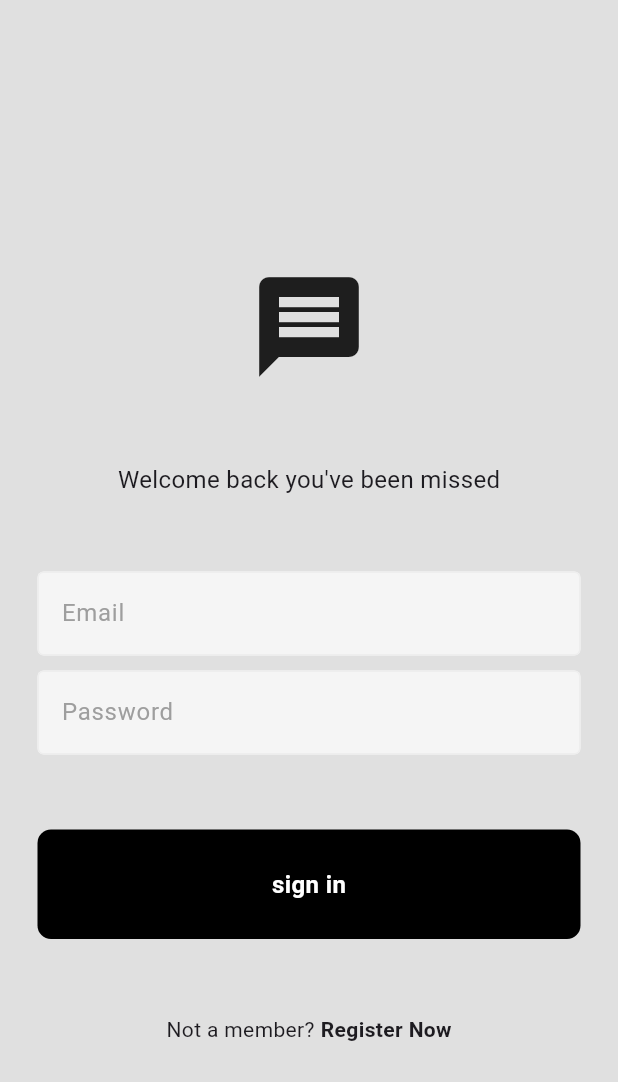
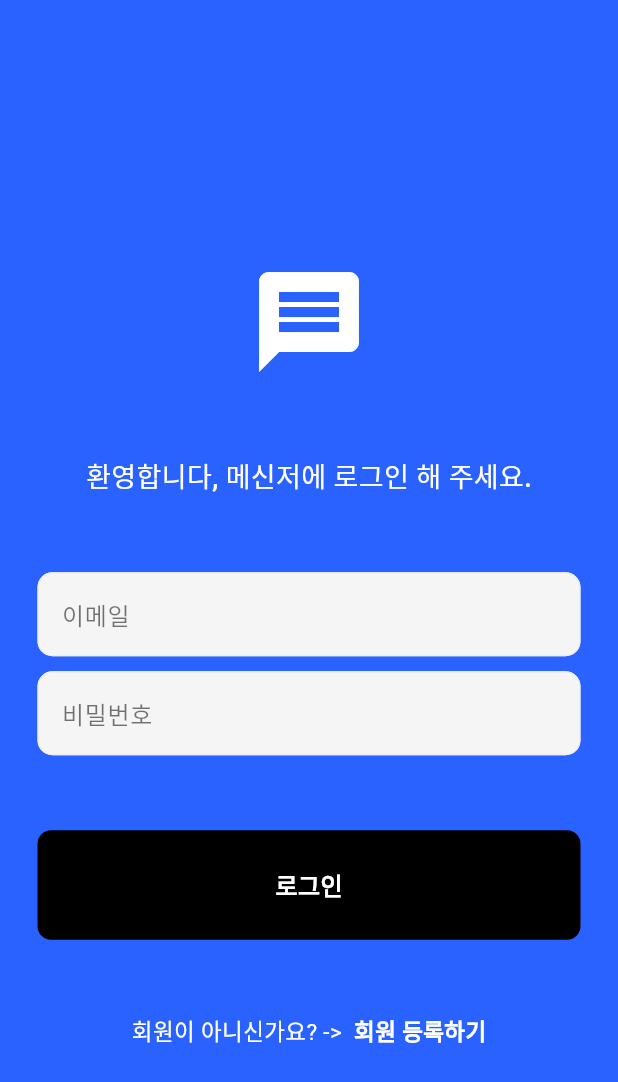
Before and after one commit to tjdwns4712/flutterchatapp, a Flutter app: the screen it shows after launch, on a phone screen of 412 x 824 dp. Shown: the top 1082 px of the screen. Run offline on Flutter 3.47's test engine with Material 3 defaults, Android fonts, the phone set to English and light mode, and no system bars; our stand-ins replace cloud_firestore, firebase_auth, firebase_core; accounts and stored records are empty.

Commit message:
2023_02_16_1

```diff
--- a/lib/components/my_text_field.dart
+++ b/lib/components/my_text_field.dart
@@ -22,15 +22,17 @@ class MyTextField extends StatelessWidget {
       decoration: InputDecoration(
         enabledBorder: OutlineInputBorder(
           borderSide: BorderSide(color: Colors.grey.shade200),
+          borderRadius: BorderRadius.circular(10),
         ),
-        focusedBorder: const OutlineInputBorder(
-          borderSide: BorderSide(color: Colors.grey),
-          //포커스를 받을 때 테두리 색
+        focusedBorder: OutlineInputBorder(
+          borderSide: const BorderSide(color: Colors.grey),
+          borderRadius: BorderRadius.circular(10),
+          //포커스를 받을 때
         ),
         fillColor: Colors.grey.shade100,
         filled: true,
         hintText: hintText,
-        hintStyle: const TextStyle(color: Colors.grey),
+        hintStyle: const TextStyle(color: Colors.black54),
       ),
     );
   }
--- a/lib/pages/login_page.dart
+++ b/lib/pages/login_page.dart
@@ -47,7 +47,7 @@ class _LoginpageState extends State<LoginPage> {
   @override
   Widget build(BuildContext context) {
     return Scaffold(
-      backgroundColor: Colors.grey[300],
+      backgroundColor: Colors.blueAccent[700],
       body: SafeArea(
         // os따라 필요한 패딩값을 적절히 알아서 넣어줌
         child: Center(
@@ -63,15 +63,18 @@ class _LoginpageState extends State<LoginPage> {
                 const Icon(
                   Icons.message,
                   size: 80,
+                  color: Colors.white,
                 ),
                 const SizedBox(
                   height: 50,
                 ),
                 //welcome back message
                 const Text(
-                  "Welcome back you've been missed",
+                  "환영합니다, 메신저에 로그인 해 주세요.",
                   style: TextStyle(
-                    fontSize: 16,
+                    fontSize: 18,
+                    fontWeight: FontWeight.w500,
+                    color: Colors.white,
                   ),
                 ),
 
@@ -81,9 +84,10 @@ class _LoginpageState extends State<LoginPage> {
 
                 //emailTextField
                 MyTextField(
-                    controller: emailController,
-                    hintText: 'Email',
-                    obscureText: false),
+                  controller: emailController,
+                  hintText: '이메일',
+                  obscureText: false,
+                ),
 
                 const SizedBox(
                   height: 10,
@@ -92,7 +96,7 @@ class _LoginpageState extends State<LoginPage> {
                 //password textfield
                 MyTextField(
                     controller: passwordController,
-                    hintText: 'Password',
+                    hintText: '비밀번호',
                     obscureText: true),
 
                 const SizedBox(
@@ -100,7 +104,10 @@ class _LoginpageState extends State<LoginPage> {
                 ),
 
                 //sign in button
-                MyButton(onTap: signIn, text: 'sign in'),
+                MyButton(
+                  onTap: signIn,
+                  text: '로그인',
+                ),
 
                 const SizedBox(
                   height: 50,
@@ -110,16 +117,24 @@ class _LoginpageState extends State<LoginPage> {
                 Row(
                   mainAxisAlignment: MainAxisAlignment.center,
                   children: [
-                    const Text('Not a member?'),
+                    const Text(
+                      '회원이 아니신가요? ->',
+                      style: TextStyle(
+                        color: Colors.white,
+                        fontSize: 15,
+                      ),
+                    ),
                     const SizedBox(
-                      width: 4,
+                      width: 8,
                     ),
                     GestureDetector(
                       onTap: widget.onTap,
                       child: const Text(
-                        'Register Now',
+                        '회원 등록하기',
                         style: TextStyle(
+                          fontSize: 15,
                           fontWeight: FontWeight.bold,
+                          color: Colors.white,
                         ),
                       ),
                     ),
--- a/lib/pages/register_page.dart
+++ b/lib/pages/register_page.dart
@@ -59,7 +59,7 @@ class _RegisterState extends State<RegisterPage> {
   @override
   Widget build(BuildContext context) {
     return Scaffold(
-      backgroundColor: Colors.grey[300],
+      backgroundColor: Colors.blueAccent[700],
       body: SafeArea(
         // os따라 필요한 패딩값을 적절히 알아서 넣어줌
         child: Center(
@@ -74,6 +74,7 @@ class _RegisterState extends State<RegisterPage> {
                 //logo
                 const Icon(
                   Icons.message,
+                  color: Colors.white,
                   size: 80,
                 ),
                 const SizedBox(
@@ -81,9 +82,10 @@ class _RegisterState extends State<RegisterPage> {
                 ),
                 //welcome back message
                 const Text(
-                  "Welcome back you've been missed",
+                  "회원 가입을 환영합니다.",
                   style: TextStyle(
-                    fontSize: 16,
+                    fontSize: 18,
+                    color: Colors.white,
                   ),
                 ),
 
@@ -94,7 +96,7 @@ class _RegisterState extends State<RegisterPage> {
                 //emailTextField
                 MyTextField(
                     controller: emailController,
-                    hintText: 'Email',
+                    hintText: '이메일',
                     obscureText: false),
 
                 const SizedBox(
@@ -104,7 +106,7 @@ class _RegisterState extends State<RegisterPage> {
                 //password textfield
                 MyTextField(
                     controller: passwordController,
-                    hintText: 'Password',
+                    hintText: '비밀번호',
                     obscureText: true),
 
                 const SizedBox(
@@ -114,7 +116,7 @@ class _RegisterState extends State<RegisterPage> {
                 //password textfield
                 MyTextField(
                     controller: confirmPasswordController,
-                    hintText: 'Password',
+                    hintText: '비밀번호 확인',
                     obscureText: true),
 
                 const SizedBox(
@@ -124,7 +126,7 @@ class _RegisterState extends State<RegisterPage> {
                 //sign up button
                 MyButton(
                   onTap: signUp,
-                  text: 'sign up',
+                  text: '회원가입',
                 ),
 
                 const SizedBox(
@@ -135,17 +137,21 @@ class _RegisterState extends State<RegisterPage> {
                 Row(
                   mainAxisAlignment: MainAxisAlignment.center,
                   children: [
-                    const Text('Already a member?'),
+                    const Text(
+                      '이미 회원이신가요? ->',
+                      style: TextStyle(
+                        color: Colors.white,
+                      ),
+                    ),
                     const SizedBox(
                       width: 4,
                     ),
                     GestureDetector(
                       onTap: widget.onTap,
                       child: const Text(
-                        'Login Now',
+                        '로그인하기',
                         style: TextStyle(
-                          fontWeight: FontWeight.bold,
-                        ),
+                            fontWeight: FontWeight.bold, color: Colors.white),
                       ),
                     ),
                   ],
```
Also changed, not shown: lib/components/chat_bubble.dart (+25 -2 lines), lib/pages/chat_page.dart (+25 -14 lines), lib/pages/home_page.dart (+29 -10 lines).
